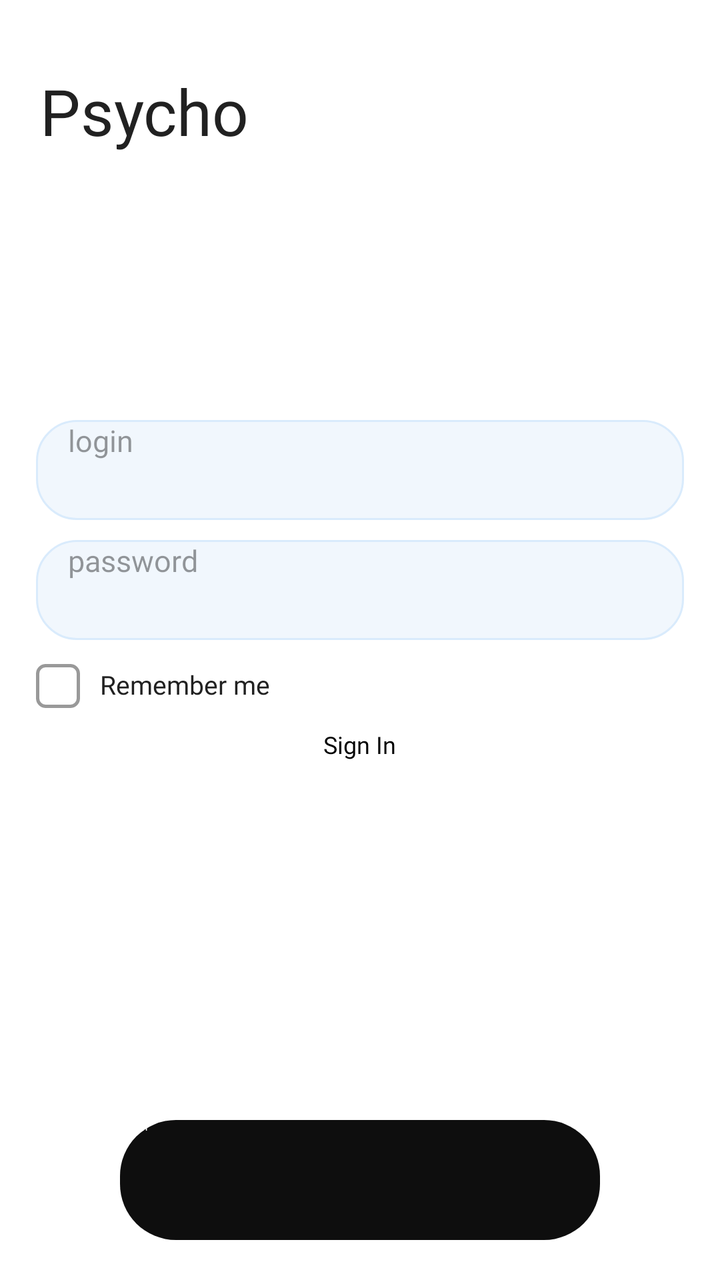
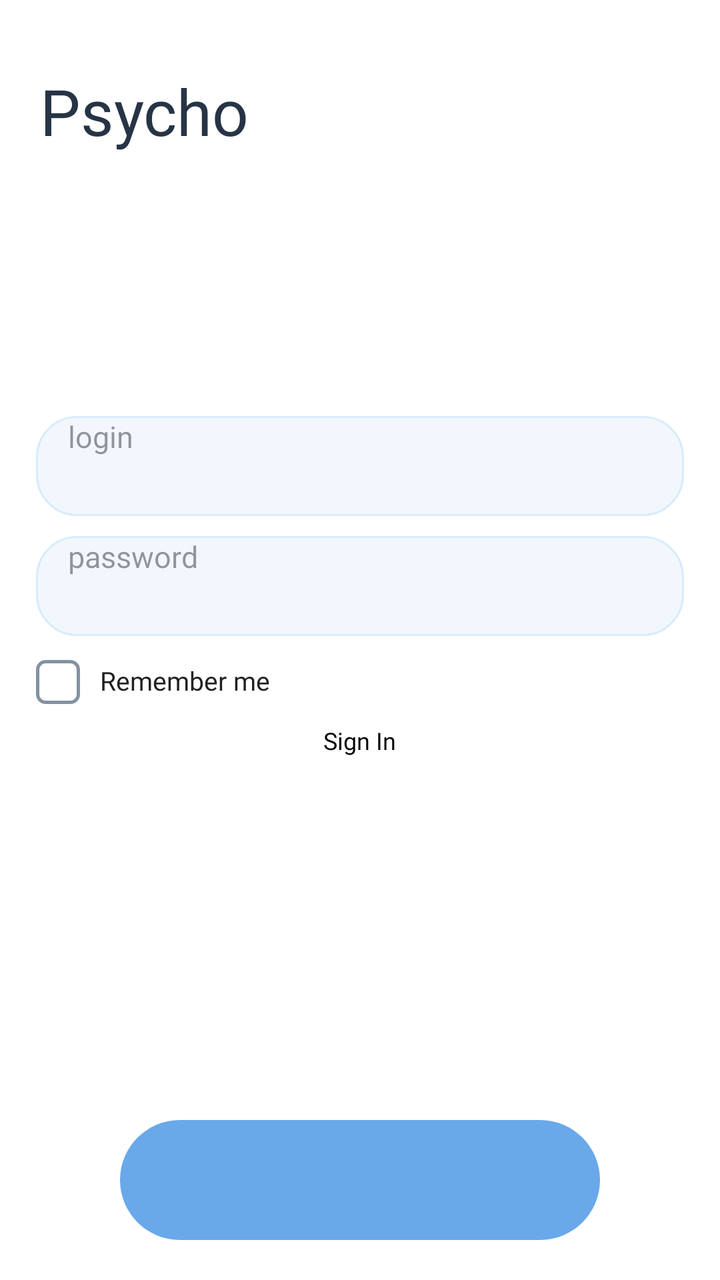

Screens rendered from an Android XML layout before and after an edit, with the pre-edit source and the edit as a unified diff.
<!-- AndroidManifest.xml: application theme Theme.App.Starting -->
<!-- res/layout/login_activity.xml -->
<?xml version="1.0" encoding="utf-8"?>
    <FrameLayout xmlns:android="http://schemas.android.com/apk/res/android"
        android:orientation="vertical"
        android:layout_width="match_parent"
        android:layout_height="match_parent">
        <TextView
            android:id="@+id/icon"
            android:layout_width="wrap_content"
            android:layout_height="wrap_content"
            android:textColor="@color/black"
            android:fontFamily="@font/coolvetica"
            android:text="Psycho"
            android:textSize="32dp"
            android:layout_marginLeft="20dp"
            android:layout_marginTop="34dp"/>
        <LinearLayout
            android:layout_marginBottom="24dp"
            android:layout_gravity="center"
            android:layout_width="match_parent"
            android:layout_height="wrap_content"
            android:orientation="vertical">
            <EditText
                android:textSize="15dp"
                android:fontFamily="@font/geistmedium"
                android:textCursorDrawable="@color/black"
                android:hint="@string/login"
                android:textColor="@color/black"
                android:textColorHint="@color/black40"
                android:paddingLeft="16dp"
                android:id="@+id/login_space"
                android:layout_height="50dp"
                android:layout_width="match_parent"
                android:layout_marginLeft="18dp"
                android:layout_marginRight="18dp"
                android:background="@drawable/round_block"/>
            <EditText
                android:textSize="15dp"
                android:inputType="textPassword"
                android:fontFamily="@font/geistmedium"
                android:textCursorDrawable="@color/black"
                android:hint="@string/password"
                android:textColor="@color/black"
                android:textColorHint="@color/black40"
                android:paddingLeft="16dp"
                android:layout_marginTop="10dp"
                android:id="@+id/password_space"
                android:layout_height="50dp"
                android:layout_width="match_parent"
                android:layout_marginLeft="18dp"
                android:layout_marginRight="18dp"
                android:background="@drawable/round_block"/>
            <CheckBox
                android:id="@+id/cb_remember_me"
                android:layout_width="wrap_content"
                android:layout_height="wrap_content"
                android:layout_marginLeft="18dp"
                android:layout_marginStart="18dp"
                android:layout_marginTop="12dp"
                android:fontFamily="@font/geistmedium"
                android:text="@string/rememberme"
                android:textColor="@color/black"
                android:textSize="13sp"
                android:button="@drawable/checkbox"
                android:buttonTint="@null"
                android:gravity="center_vertical"
                android:minWidth="0dp"
                android:minHeight="0dp"
                android:paddingStart="10dp"
                android:paddingLeft="10dp"
                android:paddingTop="0dp"
                android:paddingBottom="0dp"
                android:includeFontPadding="false"/>
            <Button
                android:fontFamily="@font/geistmedium"
                android:background="@null"
                android:layout_marginTop="10dp"
                android:layout_gravity="center"
                android:textAllCaps="false"
                android:id="@+id/btn_go_to_reg"
                android:layout_width="wrap_content"
                android:layout_height="18dp"
                android:text="@string/signed_in"
                android:stateListAnimator="@null"
                android:textSize="12sp" />

        </LinearLayout>
        <Button
            android:stateListAnimator="@null"
            android:elevation="0dp"
            android:layout_marginBottom="20dp"
            android:layout_gravity="bottom"
            android:textAllCaps="false"
            android:layout_width="match_parent"
            android:layout_marginRight="60dp"
            android:layout_marginLeft="60dp"
            android:layout_height="60dp"
            android:background="@drawable/black_round_button"
            android:text="@string/login_for_button"
            android:id="@+id/login_btn"
            android:textColor="@color/background_color"
            android:fontFamily="@font/geistmedium"/>
    </FrameLayout>
<!-- resources referenced by this layout -->
<resources>
  <color name="background_color">#FFFFFF</color>
  <color name="black">#212121</color>
  <color name="black40">#66000000</color>
  <!-- drawable black_round_button (drawable) -->
  <?xml version="1.0" encoding="utf-8"?>
  <shape xmlns:android="http://schemas.android.com/apk/res/android">
      <solid android:color="@color/fullblack"></solid>
      <corners android:radius="28dp"></corners>
  </shape>
  <!-- drawable checkbox (drawable) -->
  <?xml version="1.0" encoding="utf-8"?>
  <selector xmlns:android="http://schemas.android.com/apk/res/android">
  
      
      <item android:state_checked="true">
          <layer-list>
              
              <item>
                  <shape android:shape="rectangle">
                      <size android:width="22dp" android:height="22dp"/>
                      <corners android:radius="4dp"/>
                      <solid android:color="@android:color/transparent"/>
                      <stroke android:width="1.5dp" android:color="@color/black"/>
                  </shape>
              </item>
  
              
              <item
                  android:drawable="@drawable/ic_check_black"
                  android:top="2dp"
                  android:bottom="2dp"
                  android:left="2dp"
                  android:right="2dp"/>
          </layer-list>
      </item>
  
      
      <item>
          <shape android:shape="rectangle">
              <size android:width="22dp" android:height="22dp"/>
              <corners android:radius="4dp"/>
              <solid android:color="@android:color/transparent"/>
              <stroke android:width="1.5dp" android:color="@color/black40"/>
          </shape>
      </item>
  </selector>
  <!-- drawable round_block (drawable) -->
  <?xml version="1.0" encoding="utf-8"?>
  <shape xmlns:android="http://schemas.android.com/apk/res/android">
      <solid android:color="#F1F7FD"/>
      <corners android:radius="20dp"/>
      <stroke
          android:width="1dp"
          android:color="#D9EBFC"/>
  </shape>
  <string name="login">login</string>
  <string name="login_for_button">Log In</string>
  <string name="password">password</string>
  <string name="rememberme">Remember me</string>
  <string name="signed_in">Sign In</string>
  <style name="Theme.App.Starting" parent="Theme.SplashScreen">
          <item name="windowSplashScreenBackground">@color/background_color</item>
          <item name="windowSplashScreenAnimatedIcon">@drawable/icon_app_psycho_svg</item>
          <item name="postSplashScreenTheme">@style/Theme.PsychoApp</item>
      </style>
  <color name="fullblack">#0E0E0E</color>
  <!-- drawable ic_check_black (drawable) -->
  <vector xmlns:android="http://schemas.android.com/apk/res/android"
      android:width="18dp"
      android:height="18dp"
      android:viewportWidth="24"
      android:viewportHeight="24">
      <path
          android:fillColor="@color/black"
          android:pathData="M9,16.17L4.83,12l-1.42,1.41L9,19 21,7l-1.41,-1.41z"/>
  </vector>
  <!-- drawable icon_app_psycho_svg: vector/xml drawable (drawable, 4124 chars, omitted) -->
  <style name="Theme.PsychoApp" parent="Theme.AppCompat.Light.NoActionBar">
          <item name="android:statusBarColor">@color/fullblack</item>
          <item name="android:navigationBarColor">@color/fullblack</item>
          <item name="windowActionBar">false</item>
          <item name="windowNoTitle">true</item>
          <item name="colorControlActivated">@color/background_color</item>
          <item name="colorControlNormal">@color/black40</item>
          <item name="android:windowBackground">@color/background_color</item>
      </style>
</resources>

<!-- the commit's change to res/layout/login_activity.xml (unified diff, before → after) -->
@@ -7,11 +7,11 @@
             android:id="@+id/icon"
             android:layout_width="wrap_content"
             android:layout_height="wrap_content"
-            android:textColor="@color/black"
+            android:textColor="#263445"
             android:fontFamily="@font/coolvetica"
             android:text="Psycho"
-            android:textSize="32dp"
-            android:layout_marginLeft="20dp"
+            android:textSize="32sp"
+            android:layout_marginStart="20dp"
             android:layout_marginTop="34dp"/>
         <LinearLayout
             android:layout_marginBottom="24dp"
@@ -78,7 +78,7 @@
                 android:textAllCaps="false"
                 android:id="@+id/btn_go_to_reg"
                 android:layout_width="wrap_content"
-                android:layout_height="18dp"
+                android:layout_height="22dp"
                 android:text="@string/signed_in"
                 android:stateListAnimator="@null"
                 android:textSize="12sp" />
@@ -94,7 +94,7 @@
             android:layout_marginRight="60dp"
             android:layout_marginLeft="60dp"
             android:layout_height="60dp"
-            android:background="@drawable/black_round_button"
+            android:background="@drawable/blue2_round_button"
             android:text="@string/login_for_button"
             android:id="@+id/login_btn"
             android:textColor="@color/background_color"
<!-- resource entries referenced after the edit -->
@@ -3,11 +3,11 @@
   <color name="background_color">#FFFFFF</color>
   <color name="black">#212121</color>
   <color name="black40">#66000000</color>
-  <!-- drawable black_round_button (drawable) -->
+  <!-- drawable blue2_round_button (drawable) -->
   <?xml version="1.0" encoding="utf-8"?>
   <shape xmlns:android="http://schemas.android.com/apk/res/android">
-      <solid android:color="@color/fullblack"></solid>
-      <corners android:radius="28dp"></corners>
+      <solid android:color="#69A9EA"/>
+      <corners android:radius="50dp"/>
   </shape>
   <!-- drawable checkbox (drawable) -->
   <?xml version="1.0" encoding="utf-8"?>
@@ -16,35 +16,46 @@
       
       <item android:state_checked="true">
           <layer-list>
+  
               
               <item>
                   <shape android:shape="rectangle">
-                      <size android:width="22dp" android:height="22dp"/>
+                      <size
+                          android:width="22dp"
+                          android:height="22dp"/>
                       <corners android:radius="4dp"/>
                       <solid android:color="@android:color/transparent"/>
-                      <stroke android:width="1.5dp" android:color="@color/black"/>
+                      <stroke
+                          android:width="1.5dp"
+                          android:color="#347FC4"/>
                   </shape>
               </item>
   
               
               <item
-                  android:drawable="@drawable/ic_check_black"
+                  android:drawable="@drawable/ic_check_blue"
                   android:top="2dp"
                   android:bottom="2dp"
                   android:left="2dp"
                   android:right="2dp"/>
+  
           </layer-list>
       </item>
   
       
       <item>
           <shape android:shape="rectangle">
-              <size android:width="22dp" android:height="22dp"/>
+              <size
+                  android:width="22dp"
+                  android:height="22dp"/>
               <corners android:radius="4dp"/>
               <solid android:color="@android:color/transparent"/>
-              <stroke android:width="1.5dp" android:color="@color/black40"/>
+              <stroke
+                  android:width="1.5dp"
+                  android:color="#8291A3"/>
           </shape>
       </item>
+  
   </selector>
   <!-- drawable round_block (drawable) -->
   <?xml version="1.0" encoding="utf-8"?>
@@ -65,17 +76,19 @@
           <item name="windowSplashScreenAnimatedIcon">@drawable/icon_app_psycho_svg</item>
           <item name="postSplashScreenTheme">@style/Theme.PsychoApp</item>
       </style>
-  <color name="fullblack">#0E0E0E</color>
-  <!-- drawable ic_check_black (drawable) -->
+  <!-- drawable ic_check_blue (drawable) -->
   <vector xmlns:android="http://schemas.android.com/apk/res/android"
       android:width="18dp"
       android:height="18dp"
       android:viewportWidth="24"
       android:viewportHeight="24">
+  
       <path
-          android:fillColor="@color/black"
+          android:fillColor="#347FC4"
           android:pathData="M9,16.17L4.83,12l-1.42,1.41L9,19 21,7l-1.41,-1.41z"/>
+  
   </vector>
+  <color name="fullblack">#0E0E0E</color>
   <!-- drawable icon_app_psycho_svg: vector/xml drawable (drawable, 4124 chars, omitted) -->
   <style name="Theme.PsychoApp" parent="Theme.AppCompat.Light.NoActionBar">
           <item name="android:statusBarColor">@color/fullblack</item>
